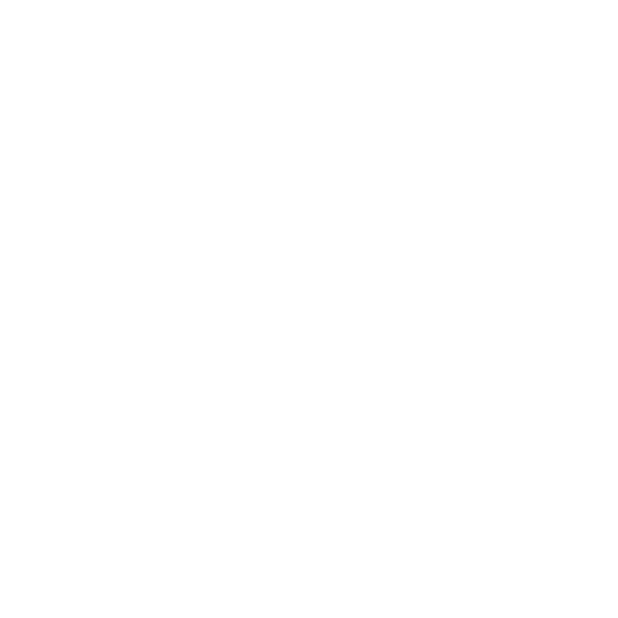
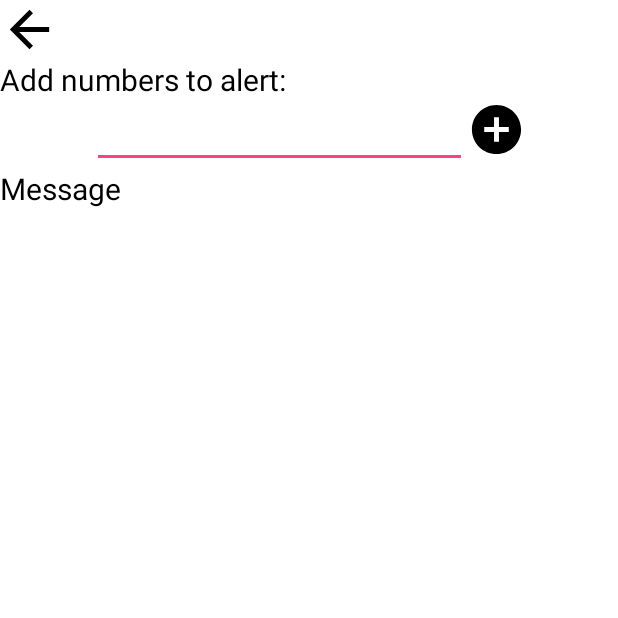
Before and after one commit to JALVITO/Signum, an Android app: the ConfigurationActivity screen opened directly, with no data from a screen before it, on a phone screen of 412 x 824 dp, the top half of it. Before the commit the part shown is empty. Run offline under Robolectric (Android 15) with nearby library versions, the phone set to English and light mode, and no system bars; 1 statement that could not run was skipped.

Commit message:
COnfiguration page layout

```diff
--- a/app/src/main/java/com/appemergencias/ConfigurationActivity.java
+++ b/app/src/main/java/com/appemergencias/ConfigurationActivity.java
@@ -1,13 +1,34 @@
 package com.appemergencias;
 
+import android.content.Context;
+import android.content.Intent;
 import android.support.v7.app.AppCompatActivity;
 import android.os.Bundle;
+import android.view.View;
+import android.widget.ImageButton;
 
 public class ConfigurationActivity extends AppCompatActivity {
+
+    ImageButton back;
+    Context context = this;
 
     @Override
     protected void onCreate(Bundle savedInstanceState) {
         super.onCreate(savedInstanceState);
         setContentView(R.layout.activity_configuration);
+
+        back = findViewById(R.id.back);
+        back.setOnClickListener(this);
+
+
+    }
+
+    @Override
+    public void onClick(View v) {
+        switch (v.getId()){
+            case R.id.back:
+                startActivity(new Intent(context, MainActivity.class));
+                break;
+        }
     }
 }
--- /dev/null
+++ b/app/src/main/res/drawable/ic_add_circle_black_24dp.xml
@@ -0,0 +1,9 @@
+<vector xmlns:android="http://schemas.android.com/apk/res/android"
+        android:width="24dp"
+        android:height="24dp"
+        android:viewportWidth="24.0"
+        android:viewportHeight="24.0">
+    <path
+        android:fillColor="#FF000000"
+        android:pathData="M12,2C6.48,2 2,6.48 2,12s4.48,10 10,10 10,-4.48 10,-10S17.52,2 12,2zM17,13h-4v4h-2v-4L7,13v-2h4L11,7h2v4h4v2z"/>
+</vector>
--- /dev/null
+++ b/app/src/main/res/drawable/ic_arrow_back_black_24dp.xml
@@ -0,0 +1,9 @@
+<vector xmlns:android="http://schemas.android.com/apk/res/android"
+        android:width="24dp"
+        android:height="24dp"
+        android:viewportWidth="24.0"
+        android:viewportHeight="24.0">
+    <path
+        android:fillColor="#FF000000"
+        android:pathData="M20,11H7.83l5.59,-5.59L12,4l-8,8 8,8 1.41,-1.41L7.83,13H20v-2z"/>
+</vector>
--- a/app/src/main/res/layout/activity_configuration.xml
+++ b/app/src/main/res/layout/activity_configuration.xml
@@ -7,9 +7,65 @@
     tools:context=".ConfigurationActivity"
     android:background="#ffffff"
     android:orientation="vertical">
+    <ImageButton
+        android:layout_gravity="start"
+        android:id="@+id/back"
+        android:background="@drawable/ic_arrow_back_black_24dp"
+        android:layout_width="39dp"
+        android:layout_height="39dp"
+        />
     <TextView
         android:layout_width="wrap_content"
         android:layout_height="wrap_content"
-        android:text="Add numbers to alert"/>
+
+        android:textColor="#000000"
+        android:fontFamily="sans-serif"
+        android:textSize="20dp"
+        android:text="Add numbers to alert:"/>
+    <LinearLayout
+        android:layout_width="match_parent"
+        android:layout_height="wrap_content"
+        android:gravity="center"
+        >
+        <EditText
+            android:layout_width="wrap_content"
+            android:layout_height="wrap_content"
+            android:width="250dp"
+            android:inputType="phone"
+            android:shadowColor="#555555"
+            android:shadowDx="5"
+            android:shadowDy="5"
+            />
+        <ImageButton
+            android:layout_gravity="end"
+            android:id="@+id/configuration"
+            android:background="@drawable/ic_add_circle_black_24dp"
+            android:layout_width="39dp"
+            android:layout_height="39dp"
+            />
+    </LinearLayout>
+
+    <TextView
+        android:layout_width="wrap_content"
+        android:layout_height="wrap_content"
+        android:textColor="#000000"
+        android:fontFamily="sans-serif"
+        android:textSize="20dp"
+        android:text="Message"/>
+    <LinearLayout
+        android:layout_width="wrap_content"
+        android:layout_height="wrap_content">
+        <EditText
+            android:layout_width="wrap_content"
+            android:layout_height="wrap_content"
+            android:width="250dp"
+            android:inputType="phone"
+            android:shadowColor="#555555"
+            android:shadowDx="5"
+            android:shadowDy="5"
+            />
+    </LinearLayout>
+
+
 
 </LinearLayout>
```
